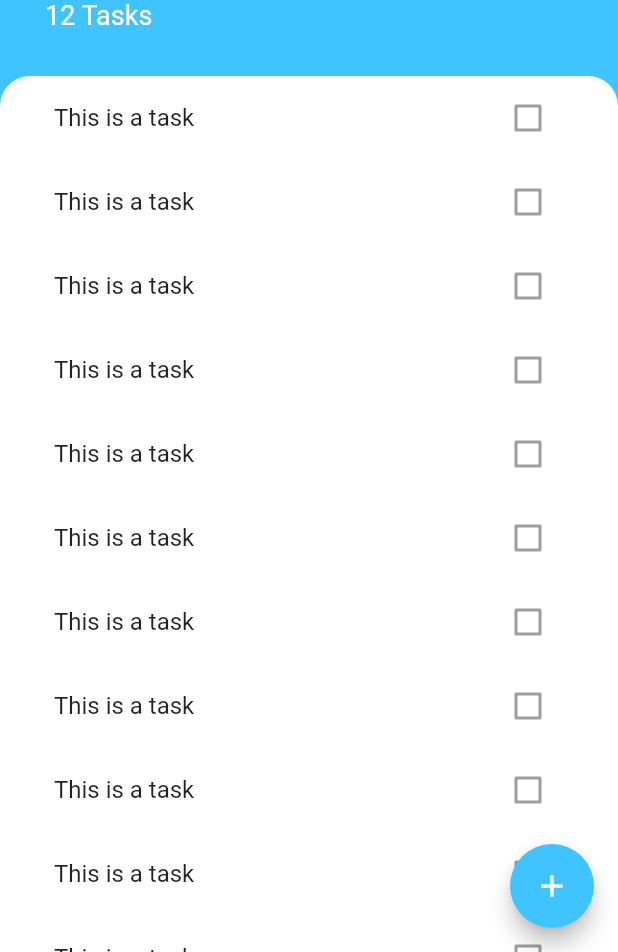
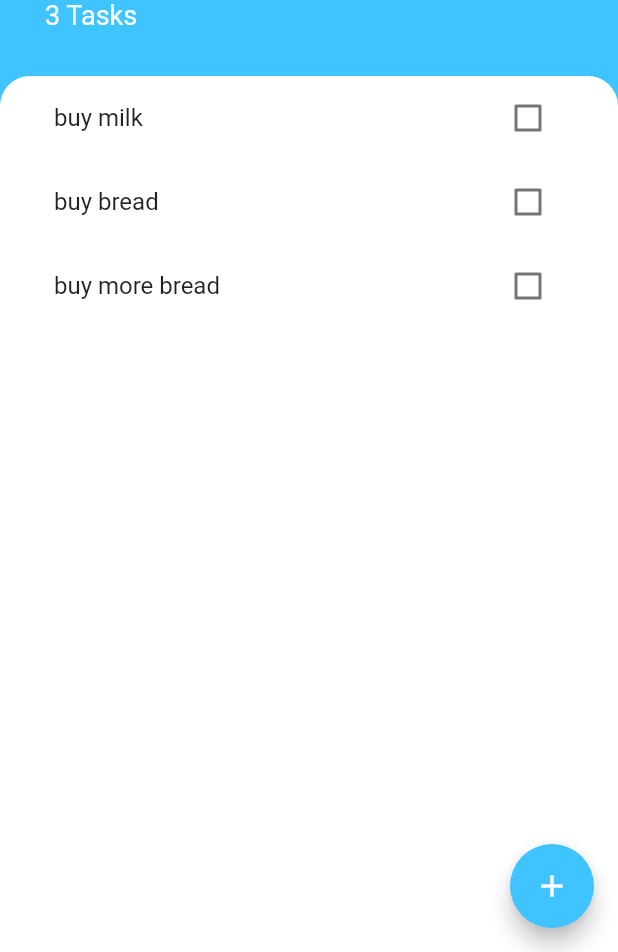
Before and after one commit to Shapis/udemy_flutter_angelayucourse, a Flutter app: the screen it shows after launch, on a phone screen of 412 x 824 dp, the part 284-1236 px from its top. Run offline on Flutter 3.47's test engine with Material 2 defaults, Android fonts, the phone set to English and light mode, and no system bars; our stand-ins replace animated_text_kit, audioplayers, cloud_firestore, firebase_auth, firebase_core, flutter_spinkit and 4 more; accounts and stored records are empty.

Commit message:
Finished the course

```diff
--- a/todoey/lib/main.dart
+++ b/todoey/lib/main.dart
@@ -1,4 +1,6 @@
 import 'package:flutter/material.dart';
+import 'package:provider/provider.dart';
+import 'package:todoey/models/task_data.dart';
 import 'package:todoey/screens/tasks_screen.dart';
 
 void main() {
@@ -13,8 +15,11 @@ class MyApp extends StatefulWidget {
 class _MyAppState extends State<MyApp> {
   @override
   Widget build(BuildContext context) {
-    return MaterialApp(
-      home: TasksScreen(),
+    return ChangeNotifierProvider<TaskData>(
+      create: (context) => TaskData(),
+      child: MaterialApp(
+        home: TasksScreen(),
+      ),
     );
   }
 }
--- /dev/null
+++ b/todoey/lib/models/task.dart
@@ -0,0 +1,9 @@
+class Task {
+  Task({this.name, this.isDone = false});
+  final String name;
+  bool isDone;
+
+  void toggleDone() {
+    isDone = !isDone;
+  }
+}
--- /dev/null
+++ b/todoey/lib/models/task_data.dart
@@ -0,0 +1,34 @@
+import 'package:flutter/foundation.dart';
+import 'package:todoey/models/task.dart';
+import 'dart:collection';
+
+class TaskData extends ChangeNotifier {
+  List<Task> _tasks = [
+    Task(name: 'buy milk'),
+    Task(name: 'buy bread'),
+    Task(name: 'buy more bread'),
+  ];
+
+  UnmodifiableListView<Task> get tasks {
+    return UnmodifiableListView(_tasks);
+  }
+
+  int get taskCount {
+    return _tasks.length;
+  }
+
+  void addTask(String newTaskTitle) {
+    _tasks.add(Task(name: newTaskTitle));
+    notifyListeners();
+  }
+
+  void removeTask(int index) {
+    _tasks.removeAt(index);
+    notifyListeners();
+  }
+
+  void updateTask(Task task) {
+    task.toggleDone();
+    notifyListeners();
+  }
+}
--- a/todoey/lib/screens/add_task_screen.dart
+++ b/todoey/lib/screens/add_task_screen.dart
@@ -1,8 +1,13 @@
 import 'package:flutter/material.dart';
+import 'package:provider/provider.dart';
+import 'package:todoey/models/task.dart';
+import 'package:todoey/models/task_data.dart';
 
 class AddTaskScreen extends StatelessWidget {
   @override
   Widget build(BuildContext context) {
+    String newTaskTitle;
+
     return Container(
       color: Color(0XFF757575),
       child: Container(
@@ -21,6 +26,9 @@ class AddTaskScreen extends StatelessWidget {
             TextField(
               autofocus: true,
               textAlign: TextAlign.center,
+              onChanged: (newText) {
+                newTaskTitle = newText;
+              },
             ),
             SizedBox(
               height: 5.0,
@@ -29,7 +37,9 @@ class AddTaskScreen extends StatelessWidget {
               child: Text('Add'),
               color: Colors.lightBlueAccent,
               onPressed: () {
-                // TODO
+                Provider.of<TaskData>(context, listen: false)
+                    .addTask(newTaskTitle);
+                Navigator.pop(context);
               },
             ),
           ],
--- a/todoey/lib/screens/tasks_screen.dart
+++ b/todoey/lib/screens/tasks_screen.dart
@@ -1,6 +1,8 @@
 import 'package:flutter/material.dart';
+import 'package:todoey/models/task_data.dart';
 import 'package:todoey/widgets/tasks_list.dart';
 import 'package:todoey/screens/add_task_screen.dart';
+import 'package:provider/provider.dart';
 
 class TasksScreen extends StatelessWidget {
   @override
@@ -54,7 +56,7 @@ class TasksScreen extends StatelessWidget {
                   ),
                 ),
                 Text(
-                  '12 Tasks',
+                  '${Provider.of<TaskData>(context).taskCount} Tasks',
                   style: TextStyle(
                     color: Colors.white,
                     fontSize: 18.0,
--- a/todoey/lib/widgets/tasks_list.dart
+++ b/todoey/lib/widgets/tasks_list.dart
@@ -1,24 +1,30 @@
 import 'package:flutter/material.dart';
 import 'package:todoey/widgets/tasks_tile.dart';
+import 'package:provider/provider.dart';
+import 'package:todoey/models/task_data.dart';
 
 class TasksList extends StatelessWidget {
   @override
   Widget build(BuildContext context) {
-    return ListView(
-      children: [
-        TaskTile(),
-        TaskTile(),
-        TaskTile(),
-        TaskTile(),
-        TaskTile(),
-        TaskTile(),
-        TaskTile(),
-        TaskTile(),
-        TaskTile(),
-        TaskTile(),
-        TaskTile(),
-        TaskTile(),
-      ],
+    return Consumer<TaskData>(
+      builder: (context, taskData, child) {
+        return ListView.builder(
+          itemBuilder: (context, index) {
+            final task = taskData.tasks[index];
+            return TaskTile(
+              taskTitle: task.name,
+              isChecked: task.isDone,
+              checkboxCallback: (bool checkboxState) {
+                taskData.updateTask(task);
+              },
+              longPressCallback: () {
+                taskData.removeTask(index);
+              },
+            );
+          },
+          itemCount: taskData.taskCount,
+        );
+      },
     );
   }
 }
--- a/todoey/lib/widgets/tasks_tile.dart
+++ b/todoey/lib/widgets/tasks_tile.dart
@@ -1,11 +1,33 @@
 import 'package:flutter/material.dart';
 
 class TaskTile extends StatelessWidget {
+  TaskTile(
+      {this.isChecked,
+      this.taskTitle,
+      this.checkboxCallback,
+      this.longPressCallback});
+
+  final bool isChecked;
+  final String taskTitle;
+  final Function checkboxCallback;
+  final Function longPressCallback;
+
   @override
   Widget build(BuildContext context) {
     return ListTile(
-      title: Text('This is a task'),
-      trailing: Checkbox(value: false, onChanged: null),
+      onLongPress: longPressCallback,
+      title: Text(
+        taskTitle,
+        style: TextStyle(
+          decoration:
+              isChecked ? TextDecoration.lineThrough : TextDecoration.none,
+        ),
+      ),
+      trailing: Checkbox(
+        activeColor: Colors.lightBlueAccent,
+        value: isChecked,
+        onChanged: checkboxCallback,
+      ),
     );
   }
 }
--- a/todoey/pubspec.yaml
+++ b/todoey/pubspec.yaml
@@ -28,6 +28,7 @@ dependencies:
   # The following adds the Cupertino Icons font to your application.
   # Use with the CupertinoIcons class for iOS style icons.
   cupertino_icons: ^1.0.0
+  provider: ^4.3.2+2
 
 dev_dependencies:
   flutter_test:
```
Also changed, not shown: todoey/pubspec.lock.
